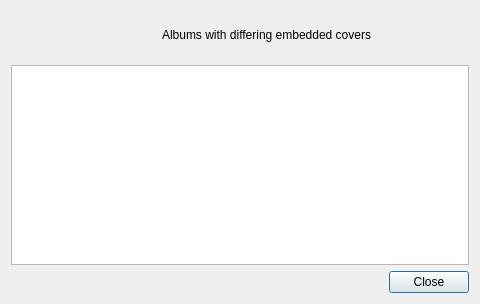
Above: protect_track_cover/all_albums_warning_dialog.ui from nrth3rnlb/picard-plugin-protect_track_cover before the change. Below: the same form after it.
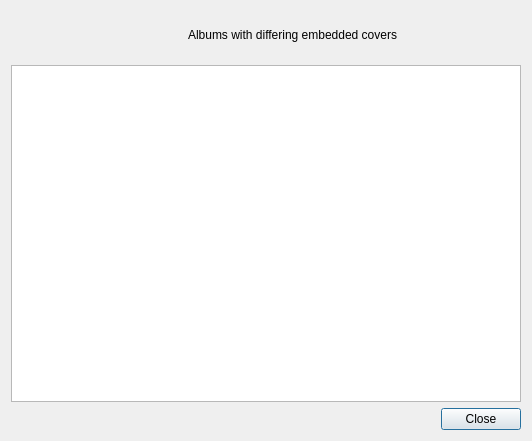
That is the form after the change. Icons and pictures are not drawn.

Commit message: Update All Albums Warning Dialog dimensions

Patch:
```diff
--- a/protect_track_cover/all_albums_warning_dialog.ui
+++ b/protect_track_cover/all_albums_warning_dialog.ui
@@ -6,8 +6,8 @@
    <rect>
     <x>0</x>
     <y>0</y>
-    <width>480</width>
-    <height>304</height>
+    <width>532</width>
+    <height>441</height>
    </rect>
   </property>
   <property name="minimumSize">
```
The commit also changes 1 other file.
